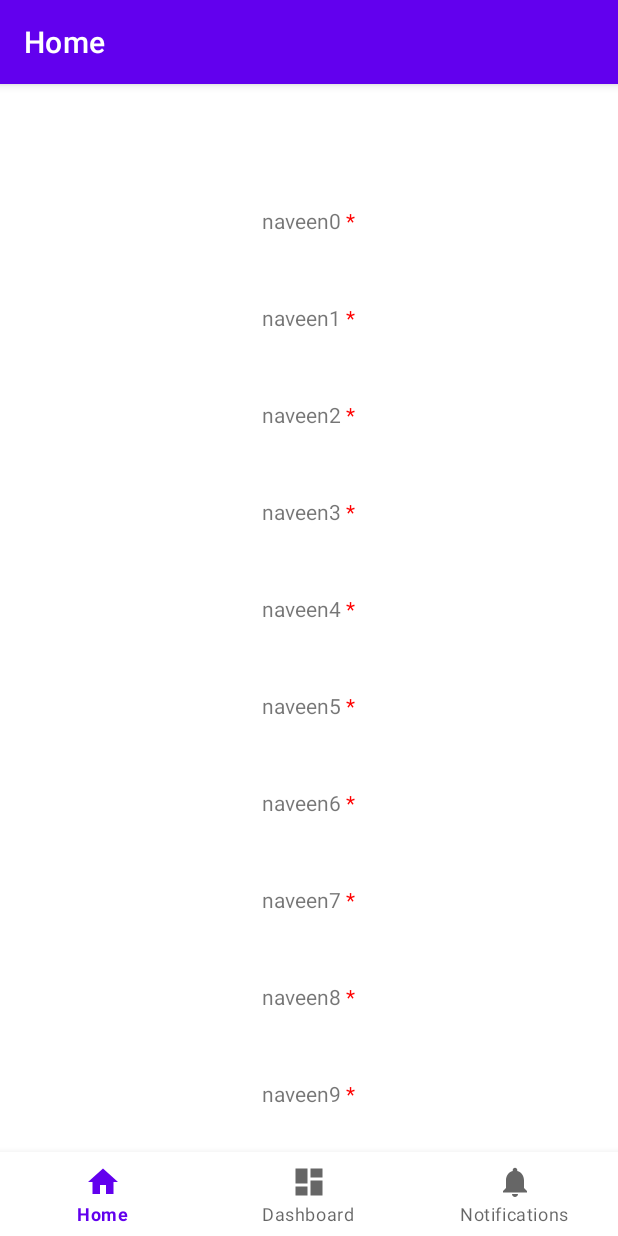
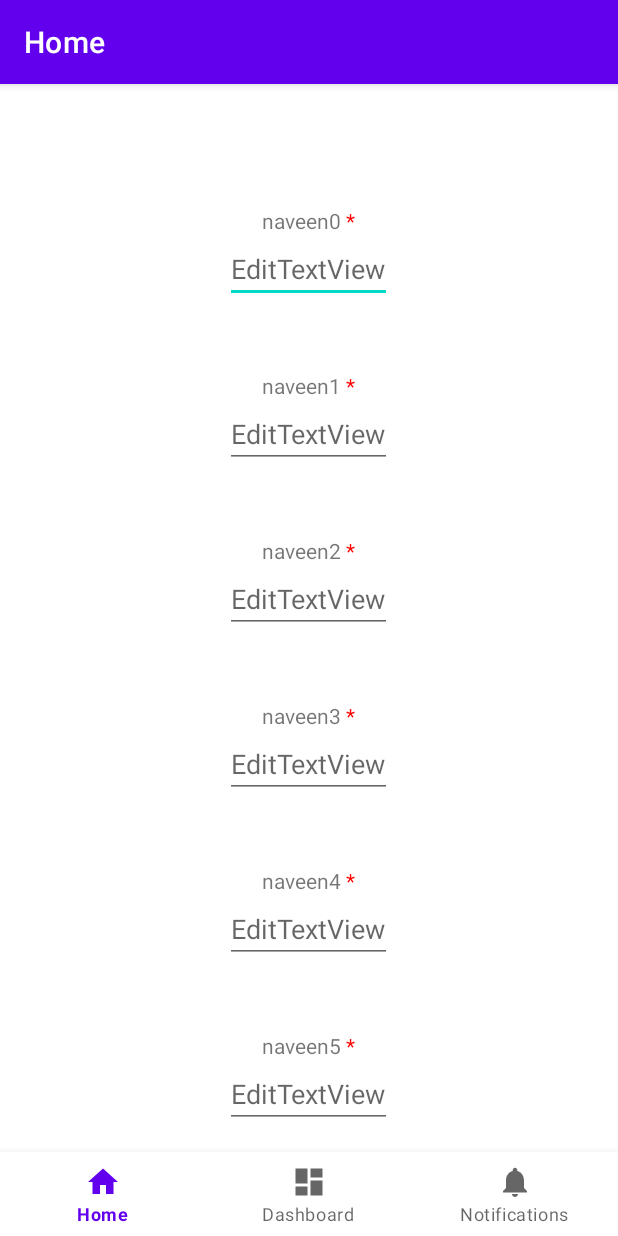
Before and after one commit to naveens3028/NavigationApplication, an Android app: the screen it shows after launch (MainActivity), on a phone screen of 412 x 824 dp. Run offline under Robolectric (Android 15) with nearby library versions, the phone set to English and light mode, and no system bars; our stand-ins replace navigation-ui; 1 statement that could not run was skipped.

```diff
--- a/app/src/main/java/com/example/navigationapplication/MainActivity.kt
+++ b/app/src/main/java/com/example/navigationapplication/MainActivity.kt
@@ -25,6 +25,13 @@ open class MainActivity : AppCompatActivity(), Communicator {
         binding = ActivityMainBinding.inflate(layoutInflater)
         setContentView(binding.root)
 
+        Utils.myInlineFun {
+            Log.e("inlineChecker", it)
+            //myDemoFun()
+        }
+
+        Utils.higherOrderFun { myDemoFun() }
+
         val navView: BottomNavigationView = binding.navView
 
         val navController = findNavController(R.id.nav_host_fragment_activity_main)
@@ -41,6 +48,10 @@ open class MainActivity : AppCompatActivity(), Communicator {
        val d = Example()
         d.myDemo()
 
+    }
+
+    private fun myDemoFun(){
+        Log.e("inlineChecker","demo")
     }
 
     override fun onPassData() {
--- a/app/src/main/java/com/example/navigationapplication/Utils.kt
+++ b/app/src/main/java/com/example/navigationapplication/Utils.kt
@@ -3,7 +3,11 @@ package com.example.navigationapplication
 import android.graphics.Color
 import android.text.SpannableStringBuilder
 import android.text.Spanned
+import android.text.TextWatcher
 import android.text.style.ForegroundColorSpan
+import android.util.Log
+import android.widget.EditText
+import androidx.core.widget.doAfterTextChanged
 
 object Utils {
 
@@ -17,7 +21,22 @@ object Utils {
             Spanned.SPAN_EXCLUSIVE_EXCLUSIVE
         )
         return ssBuilder
+    }
 
+    fun EditText.changeDelayListener(input: (String) -> Unit): TextWatcher{
+        return this.doAfterTextChanged {
+            input.invoke(it.toString())
+        }
+    }
+
+    inline fun myInlineFun(fn : (String) -> Unit){
+        Log.e("inlineChecker", "inside")
+        fn.invoke("Hello")
+    }
+
+    fun higherOrderFun(fn: () -> Unit){
+        fn.invoke()
+        fn()
     }
 
 }
--- a/app/src/main/java/com/example/navigationapplication/ui/home/HomeAdapter.kt
+++ b/app/src/main/java/com/example/navigationapplication/ui/home/HomeAdapter.kt
@@ -1,12 +1,15 @@
 package com.example.navigationapplication.ui.home
 
+import android.util.Log
 import android.view.LayoutInflater
 import android.view.View
 import android.view.ViewGroup
+import android.widget.EditText
 import android.widget.TextView
 import androidx.recyclerview.widget.RecyclerView
 import com.example.navigationapplication.R
 import com.example.navigationapplication.Utils.addMandatory
+import com.example.navigationapplication.Utils.changeDelayListener
 
 
 class HomeAdapter(private val mList: List<String>) : RecyclerView.Adapter<HomeAdapter.ViewHolder>() {
@@ -26,8 +29,13 @@ class HomeAdapter(private val mList: List<String>) : RecyclerView.Adapter<HomeAd
 
         val ItemsViewModel = mList[position].addMandatory()
 
+
+
         // sets the text to the textview from our itemHolder class
         holder.textView.text = ItemsViewModel
+        holder.textView1.changeDelayListener{
+            Log.e("delah", it)
+        }
 
     }
 
@@ -39,5 +47,6 @@ class HomeAdapter(private val mList: List<String>) : RecyclerView.Adapter<HomeAd
     // Holds the views for adding it to image and text
     class ViewHolder(ItemView: View) : RecyclerView.ViewHolder(ItemView) {
         val textView: TextView = itemView.findViewById(R.id.textView)
+        val textView1: EditText = itemView.findViewById(R.id.textView1)
     }
 }
--- a/app/src/main/res/layout/card_view_design.xml
+++ b/app/src/main/res/layout/card_view_design.xml
@@ -1,10 +1,11 @@
 <?xml version="1.0" encoding="utf-8"?>
-<RelativeLayout xmlns:android="http://schemas.android.com/apk/res/android"
+<androidx.appcompat.widget.LinearLayoutCompat xmlns:android="http://schemas.android.com/apk/res/android"
     android:layout_width="match_parent"
     android:layout_height="wrap_content"
     android:padding="20dp"
-    android:layout_marginTop="5dp"
-    >
+    android:orientation="vertical"
+    android:gravity="center"
+    android:layout_marginTop="5dp">
 
     <TextView
         android:id="@+id/textView"
@@ -13,4 +14,12 @@
         android:gravity="center"
         android:layout_centerHorizontal="true"
         android:text="TextView" />
-</RelativeLayout>
+
+    <EditText
+        android:id="@+id/textView1"
+        android:layout_width="wrap_content"
+        android:layout_height="wrap_content"
+        android:gravity="center"
+        android:layout_centerHorizontal="true"
+        android:hint="EditTextView" />
+</androidx.appcompat.widget.LinearLayoutCompat>
```
Also changed, not shown: app/src/main/java/com/example/navigationapplication/ui/dashboard/DashboardFragment.kt (+19 -3 lines), app/src/main/java/com/example/navigationapplication/ui/dashboard/DashboardViewModel.kt (+12 -0 lines).
